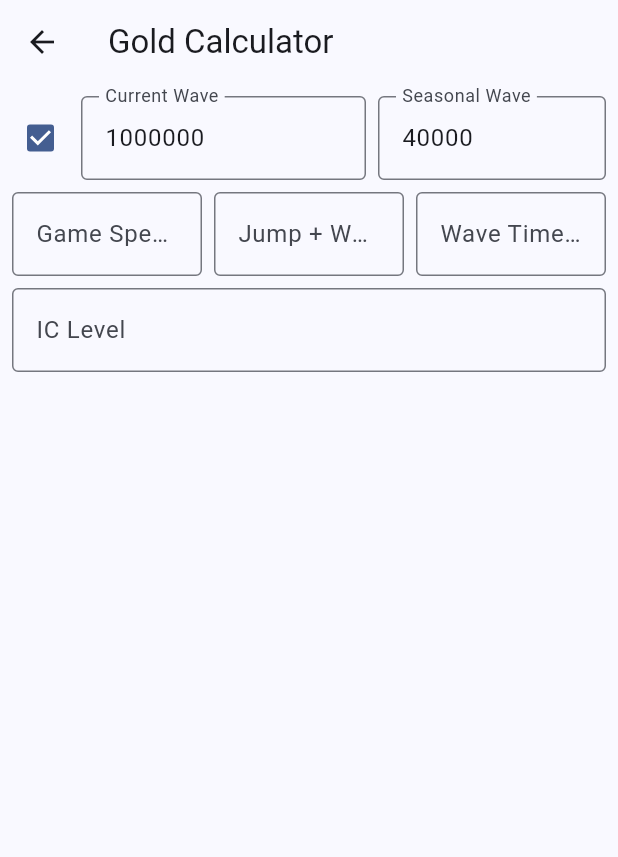
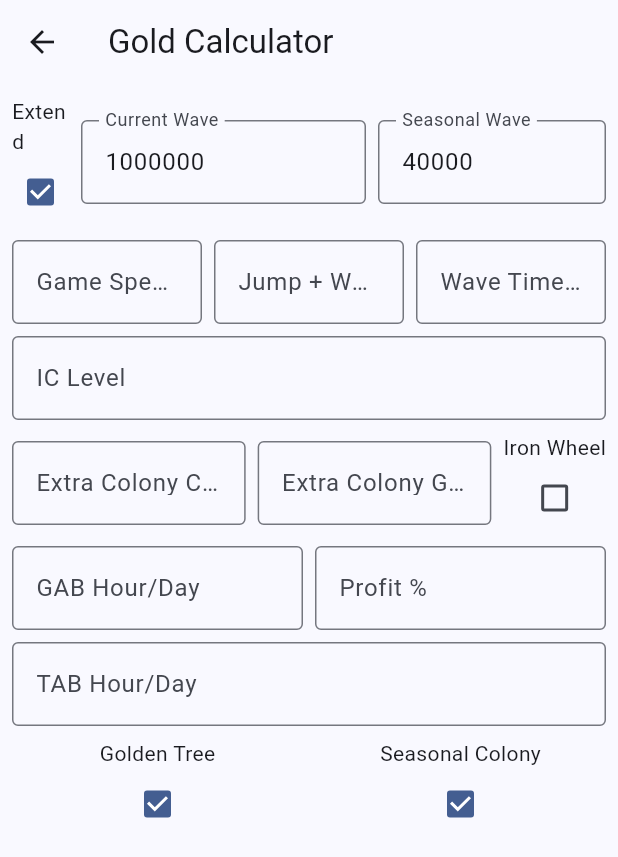
Before and after one commit to FnxAg/GrowCastleCalculator, a Flutter app: the GoldCalculator screen opened directly, on a phone screen of 412 x 824 dp. Shown: the top 857 px of the screen. Run offline on Flutter 3.47's test engine with Material 3 defaults, Android fonts, the phone set to English and light mode, and no system bars; drawn by our look-alikes of dynamic_color; our stand-ins replace get, shared_preferences; accounts and stored records are empty.

Commit message:
update GoldCalculator page

```diff
--- a/lib/pages/tool_pages/gold_calculator.dart
+++ b/lib/pages/tool_pages/gold_calculator.dart
@@ -11,6 +11,9 @@ class GoldCalculator extends StatefulWidget {
 
 class _GoldCalculatorState extends State<GoldCalculator> {
   bool _goldCalculatorWaveBox = true;
+  bool _ironWheel = false;
+  bool _includeGoldenTree = true;
+  bool _includeSeasonalColony = true;
 
   final List<TextEditingController> _goldCalculatorWaveController = [
     TextEditingController(),
@@ -62,9 +65,10 @@ class _GoldCalculatorState extends State<GoldCalculator> {
               children: [
                 Expanded(
                   flex: 1,
-                  child: Tooltip(
-                    message: 'Toggle Wave Value',
-                    child: Checkbox(
+                  child: Column(
+                    children: [
+                      Text('Extend'),
+                      Checkbox(
                         value: _goldCalculatorWaveBox,
                         onChanged: (value) {
                           setState(() {
@@ -75,6 +79,7 @@ class _GoldCalculatorState extends State<GoldCalculator> {
                           });
                         },
                       ),
+                    ],
                   ),
                 ),
                 Expanded(
@@ -160,6 +165,115 @@ class _GoldCalculatorState extends State<GoldCalculator> {
                 ),
               ],
             ),
+            Row(
+              spacing: 8,
+              children: [
+                Expanded(
+                  flex: 1,
+                  child: TextFormField(
+                    keyboardType: TextInputType.number,
+                    decoration: InputDecoration(
+                      labelText: 'Extra Colony CD Skill LV',
+                      hintText: 'Enter Skill LV',
+                      border: const OutlineInputBorder(),
+                    ),
+                  ),
+                ),
+                Expanded(
+                  flex: 1,
+                  child: TextFormField(
+                    keyboardType: TextInputType.number,
+                    decoration: InputDecoration(
+                      labelText: 'Extra Colony Gold Skill LV',
+                      hintText: 'Enter Skill LV',
+                      border: const OutlineInputBorder(),
+                    ),
+                  ),
+                ),
+                Column(
+                  children: [
+                    Text('Iron Wheel'),
+                    Checkbox(
+                      value: _ironWheel,
+                      onChanged: (value) {
+                        setState(() {
+                          _ironWheel = value ?? false;
+                        });
+                      },
+                    ),
+                  ],
+                ),
+              ],
+            ),
+            Row(
+              spacing: 8,
+              children: [
+                Expanded(
+                  child: TextFormField(
+                    keyboardType: TextInputType.number,
+                    decoration: InputDecoration(
+                      labelText: 'GAB Hour/Day',
+                      hintText: 'Enter Hour',
+                      border: const OutlineInputBorder(),
+                    ),
+                  ),
+                ),
+                Expanded(
+                  child: TextFormField(
+                    keyboardType: TextInputType.number,
+                    decoration: InputDecoration(
+                      labelText: 'Profit %',
+                      hintText: 'Enter Profit',
+                      border: const OutlineInputBorder(),
+                    ),
+                  ),
+                ),
+              ],
+            ),
+            Row(
+              spacing: 8,
+              children: [
+                Expanded(
+                  child: TextFormField(
+                    keyboardType: TextInputType.number,
+                    decoration: InputDecoration(
+                      labelText: 'TAB Hour/Day',
+                      hintText: 'Enter Hour',
+                      border: const OutlineInputBorder(),
+                    ),
+                  ),
+                ),
+              ],
+            ),
+            Row(
+              spacing: 8,
+              children: [
+                Expanded(
+                  child: Column(
+                    children: [
+                      Text('Golden Tree'),
+                      Checkbox(value: _includeGoldenTree, onChanged: (value) {
+                        setState(() {
+                          _includeGoldenTree = value ?? false;
+                        });
+                      }),
+                    ],
+                  ),
+                ),
+                Expanded(
+                  child: Column(
+                    children: [
+                      Text('Seasonal Colony'),
+                      Checkbox(value: _includeSeasonalColony, onChanged: (value) {
+                        setState(() {
+                          _includeSeasonalColony = value ?? false;
+                        });
+                      }),
+                    ],
+                  ),
+                ),
+              ],
+            ),
           ],
         ),
       ),
```
Lines whose indentation alone changed are shown as unchanged.
